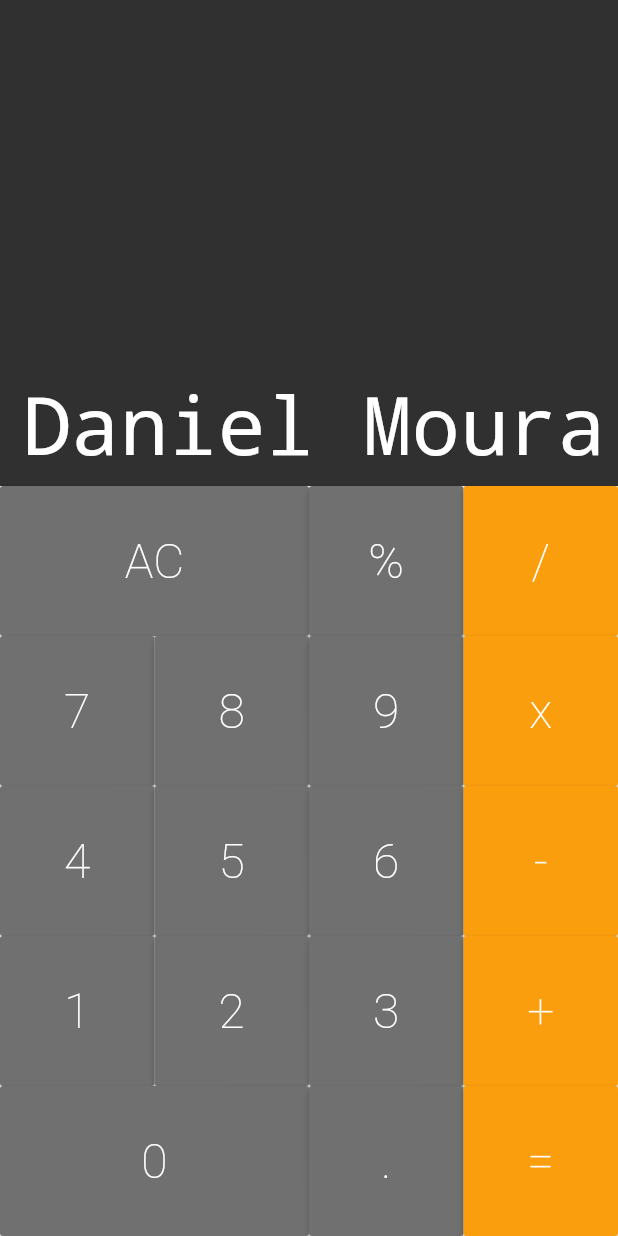
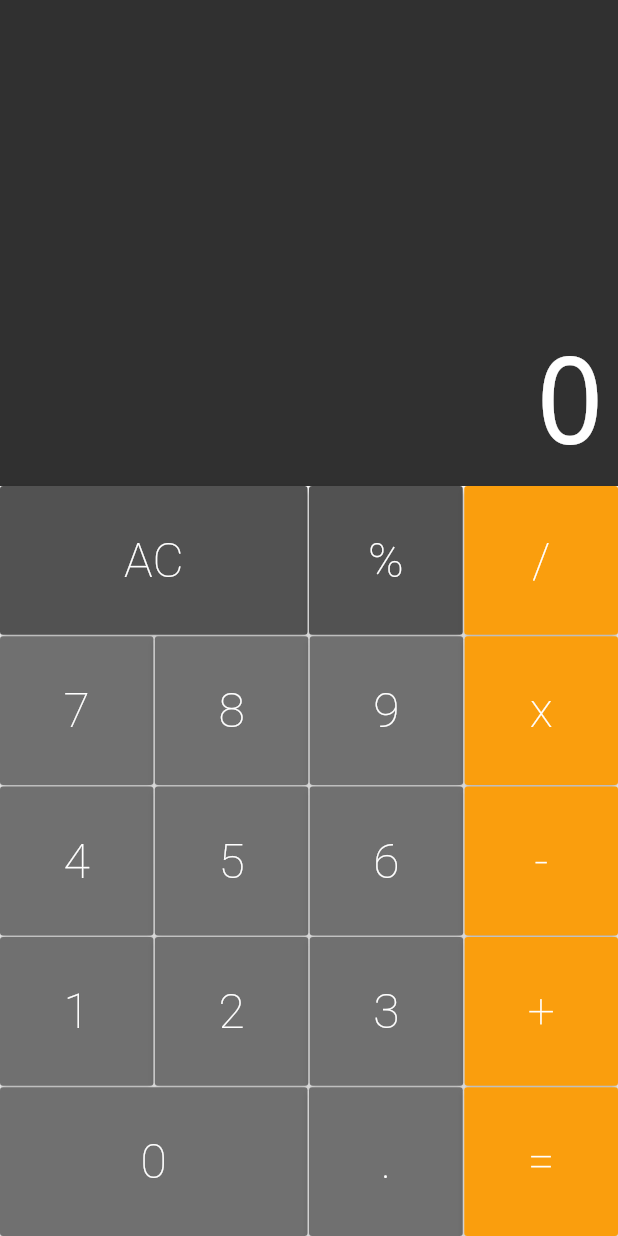
Before and after one commit to danimlds/flutter-calculator, a Flutter app: the screen it shows after launch, on a phone screen of 412 x 824 dp. Run offline on Flutter 3.47's test engine with Material 2 defaults, Android fonts, the phone set to English and light mode, and no system bars; drawn by our look-alikes of auto_size_text.

Commit message:
calculator design modification

```diff
--- a/lib/components/button.dart
+++ b/lib/components/button.dart
@@ -8,21 +8,25 @@ class Button extends StatelessWidget {
   final String text;
   final bool big;
   final Color color;
+  final void Function(String) cb;
 
   Button({
     @required this.text,
     this.big = false,
     this.color = DEFAULT,
+    @required this.cb,
   });
   Button.big({
     @required this.text,
     this.big = true,
     this.color = DEFAULT,
+    @required this.cb,
   });
   Button.operation({
     @required this.text,
     this.big = false,
     this.color = OPERATION,
+    @required this.cb,
   });
 
   @override
@@ -39,7 +43,7 @@ class Button extends StatelessWidget {
             fontWeight: FontWeight.w200,
           ),
         ),
-        onPressed: () {},
+        onPressed: () => cb(text),
       ),
     );
   }
--- a/lib/components/button_row.dart
+++ b/lib/components/button_row.dart
@@ -12,7 +12,17 @@ class ButtonRow extends StatelessWidget {
       flex: 1,
       child: Row(
         crossAxisAlignment: CrossAxisAlignment.stretch,
-        children: buttons,
+        children: buttons.fold(<Widget>[], (list, b) {
+          list.isEmpty
+              ? list.add(b)
+              : list.addAll([
+                  SizedBox(
+                    width: 1,
+                  ),
+                  b
+                ]);
+          return list;
+        }),
       ),
     );
   }
--- a/lib/components/keyboard.dart
+++ b/lib/components/keyboard.dart
@@ -3,6 +3,10 @@ import 'button_row.dart';
 import 'button.dart';
 
 class Keyboard extends StatelessWidget {
+  final void Function(String) cb;
+
+  Keyboard(this.cb);
+
   @override
   Widget build(BuildContext context) {
     return Container(
@@ -12,65 +16,91 @@ class Keyboard extends StatelessWidget {
           ButtonRow([
             Button.big(
               text: 'AC',
+              color: Button.DARK,
+              cb: cb,
             ),
             Button(
               text: '%',
+              color: Button.DARK,
+              cb: cb,
             ),
             Button.operation(
               text: '/',
+              cb: cb,
             ),
           ]),
+          SizedBox(height: 1),
           ButtonRow([
             Button(
               text: '7',
+              cb: cb,
             ),
             Button(
               text: '8',
+              cb: cb,
             ),
             Button(
               text: '9',
+              cb: cb,
             ),
             Button.operation(
               text: 'x',
+              cb: cb,
             ),
           ]),
+          SizedBox(height: 1),
           ButtonRow([
             Button(
               text: '4',
+              cb: cb,
             ),
             Button(
               text: '5',
+              cb: cb,
             ),
             Button(
               text: '6',
+              cb: cb,
             ),
             Button.operation(
               text: '-',
+              cb: cb,
             ),
           ]),
+          SizedBox(height: 1),
           ButtonRow([
             Button(
               text: '1',
+              cb: cb,
             ),
             Button(
               text: '2',
+              cb: cb,
             ),
             Button(
               text: '3',
+              cb: cb,
             ),
             Button.operation(
               text: '+',
+              cb: cb,
             ),
           ]),
+          SizedBox(height: 1),
           ButtonRow([
-            Button.big(text: '0'),
+            Button.big(
+              text: '0',
+              cb: cb,
+            ),
             Button(
               text: '.',
+              cb: cb,
             ),
             Button.operation(
               text: '=',
+              cb: cb,
             ),
-          ])
+          ]),
         ],
       ),
     );
--- a/lib/models/memory.dart
+++ b/lib/models/memory.dart
@@ -1 +1,19 @@
-class Memory {}
+class Memory {
+  String _value = '0';
+
+  void apllyCommand(String command) {
+    if (command == 'AC') {
+      _allClear();
+    } else {
+      _value += command;
+    }
+  }
+
+  _allClear() {
+    _value = '0';
+  }
+
+  String get value {
+    return _value;
+  }
+}
--- a/lib/screens/calculator.dart
+++ b/lib/screens/calculator.dart
@@ -1,15 +1,29 @@
+import 'package:calculadora/models/memory.dart';
 import 'package:flutter/material.dart';
 import '../components/display.dart';
 import '../components/keyboard.dart';
 
-class Calculator extends StatelessWidget {
+class Calculator extends StatefulWidget {
+  @override
+  _CalculatorState createState() => _CalculatorState();
+}
+
+class _CalculatorState extends State<Calculator> {
+  final Memory memory = Memory();
+
+  _onPressed(String command) {
+    setState(() {
+      memory.apllyCommand(command);
+    });
+  }
+
   @override
   Widget build(BuildContext context) {
     return MaterialApp(
       home: Column(
         children: <Widget>[
-          Display('Daniel Moura'),
-          Keyboard(),
+          Display(memory.value),
+          Keyboard(_onPressed),
         ],
       ),
     );
```
